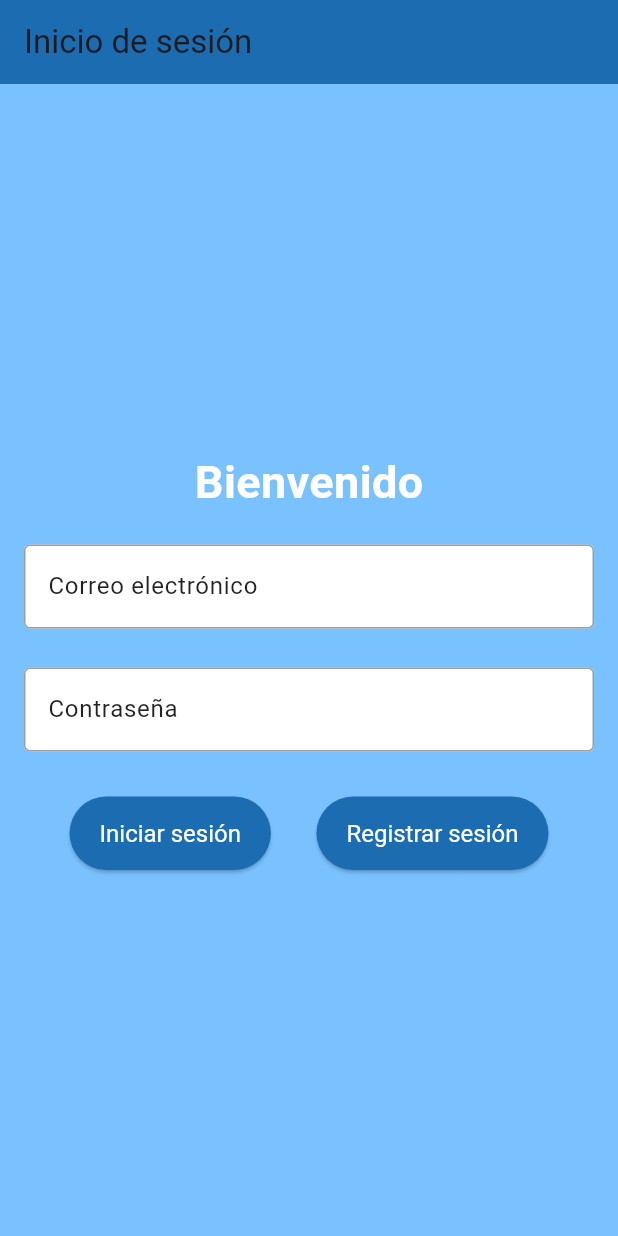
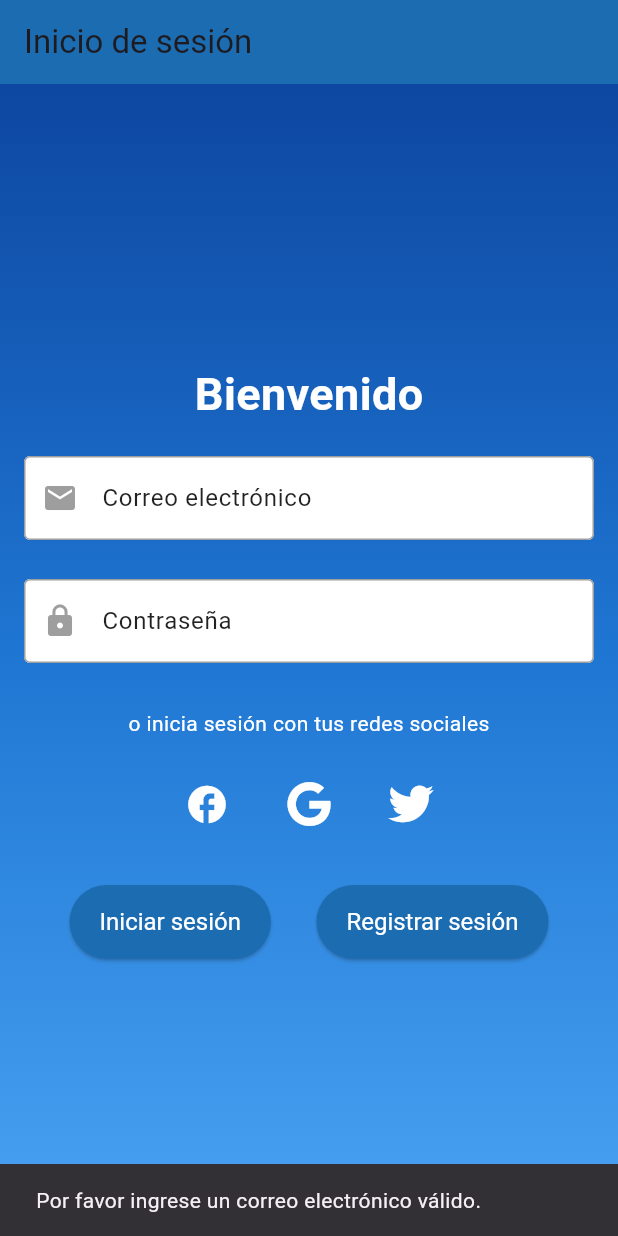
Before and after one commit to Jotaoesee/actividad3_app, a Flutter app: the screen it shows after launch, after a tap on "Iniciar sesión", on a phone screen of 412 x 824 dp. Run offline on Flutter 3.47's test engine with Material 3 defaults, Android fonts, the phone set to English and light mode, and no system bars; our stand-ins replace font_awesome_flutter.

Commit message:
Cambio visual del inicio y hago que si el login es exitodo haga una transicion de 2 segundos en la que sale un texto "Iniciando sesión...", lo unico que lo lleva el registro, eso no tiene logica, solo es para probarlo

```diff
--- a/lib/pantallas/inicio.dart
+++ b/lib/pantallas/inicio.dart
@@ -1,8 +1,62 @@
 import 'package:flutter/material.dart';
+import 'package:font_awesome_flutter/font_awesome_flutter.dart';
 import 'registro.dart';  // Importar la pantalla de registro
 
-class Inicio extends StatelessWidget {
+class Inicio extends StatefulWidget {
   const Inicio({super.key});
+
+  @override
+  _InicioState createState() => _InicioState();
+}
+
+class _InicioState extends State<Inicio> {
+  // Controladores para los campos de texto
+  final TextEditingController emailController = TextEditingController();
+  final TextEditingController passwordController = TextEditingController();
+
+  // Función de validación
+  void _validateAndLogin() {
+    final email = emailController.text;
+    final password = passwordController.text;
+
+    // Validación del correo electrónico
+    if (email.isEmpty || !RegExp(r'^[a-zA-Z0-9._%+-]+@[a-zA-Z0-9.-]+\.[a-zA-Z]{2,4}$').hasMatch(email)) {
+      _showError("Por favor ingrese un correo electrónico válido.");
+      return;
+    }
+
+    // Validación de la contraseña
+    if (password.isEmpty || password.length < 6) {
+      _showError("La contraseña debe tener al menos 6 caracteres.");
+      return;
+    }
+
+    // Si las validaciones pasan, puedes proceder con el inicio de sesión
+    _showSuccess("Iniciando sesión...");
+
+    // Simula un retraso en el inicio de sesión para mostrar el mensaje
+    Future.delayed(const Duration(seconds: 2), () {
+      // Aquí se puede navegar a una nueva pantalla si el inicio de sesión es exitoso
+      Navigator.pushReplacement(
+        context,
+        MaterialPageRoute(builder: (context) => Registro()),
+      );
+    });
+  }
+
+  // Mostrar mensaje de error
+  void _showError(String message) {
+    ScaffoldMessenger.of(context).showSnackBar(
+      SnackBar(content: Text(message)),
+    );
+  }
+
+  // Mostrar mensaje de éxito
+  void _showSuccess(String message) {
+    ScaffoldMessenger.of(context).showSnackBar(
+      SnackBar(content: Text(message), backgroundColor: Colors.green),
+    );
+  }
 
   @override
   Widget build(BuildContext context) {
@@ -12,7 +66,17 @@ class Inicio extends StatelessWidget {
         backgroundColor: const Color.fromARGB(255, 28, 108, 178),
       ),
       body: Container(
-        color: const Color.fromARGB(255, 122, 193, 255),
+        decoration: const BoxDecoration(
+          gradient: LinearGradient(
+            colors: [
+              Color(0xFF0D47A1),
+              Color(0xFF1F77D3),
+              Color(0xFF4AA3F3),
+            ],
+            begin: Alignment.topCenter,
+            end: Alignment.bottomCenter,
+          ),
+        ),
         child: Padding(
           padding: const EdgeInsets.all(16.0),
           child: Column(
@@ -27,12 +91,14 @@ class Inicio extends StatelessWidget {
                 ),
               ),
               const SizedBox(height: 20),
-              const TextField(
-                decoration: InputDecoration(
+              TextField(
+                controller: emailController,
+                decoration: const InputDecoration(
                   filled: true,
                   fillColor: Colors.white,
                   labelText: 'Correo electrónico',
                   labelStyle: TextStyle(color: Colors.black87),
+                  prefixIcon: Icon(Icons.email, color: Colors.grey),
                   border: OutlineInputBorder(),
                   enabledBorder: OutlineInputBorder(
                     borderSide: BorderSide(color: Colors.grey),
@@ -43,13 +109,15 @@ class Inicio extends StatelessWidget {
                 ),
               ),
               const SizedBox(height: 26),
-              const TextField(
+              TextField(
+                controller: passwordController,
                 obscureText: true,
-                decoration: InputDecoration(
+                decoration: const InputDecoration(
                   filled: true,
                   fillColor: Colors.white,
                   labelText: 'Contraseña',
                   labelStyle: TextStyle(color: Colors.black87),
+                  prefixIcon: Icon(Icons.lock, color: Colors.grey),
                   border: OutlineInputBorder(),
                   enabledBorder: OutlineInputBorder(
                     borderSide: BorderSide(color: Colors.grey),
@@ -60,6 +128,52 @@ class Inicio extends StatelessWidget {
                 ),
               ),
               const SizedBox(height: 30),
+
+              // Botones de redes sociales
+              const Text(
+                "o inicia sesión con tus redes sociales",
+                style: TextStyle(color: Colors.white),
+              ),
+              const SizedBox(height: 20),
+              Row(
+                mainAxisAlignment: MainAxisAlignment.center,
+                children: [
+                  IconButton(
+                    icon: const Icon(
+                      Icons.facebook,
+                      color: Colors.white,
+                      size: 30,
+                    ),
+                    onPressed: () {
+                      // Acción para Facebook
+                    },
+                  ),
+                  const SizedBox(width: 20),
+                  IconButton(
+                    icon: const Icon(
+                      FontAwesomeIcons.google,
+                      color: Colors.white,
+                      size: 30,
+                    ),
+                    onPressed: () {
+                      // Acción para Google
+                    },
+                  ),
+                  const SizedBox(width: 20),
+                  IconButton(
+                    icon: const FaIcon(
+                      FontAwesomeIcons.twitter,
+                      color: Colors.white,
+                      size: 30,
+                    ),
+                    onPressed: () {
+                      // Acción para Twitter
+                    },
+                  ),
+                ],
+              ),
+              const SizedBox(height: 30),
+
               Row(
                 mainAxisAlignment: MainAxisAlignment.spaceEvenly,
                 children: [
@@ -69,9 +183,7 @@ class Inicio extends StatelessWidget {
                       padding: const EdgeInsets.symmetric(horizontal: 20, vertical: 15),
                       textStyle: const TextStyle(fontSize: 16),
                     ),
-                    onPressed: () {
-                      print("Inicio de sesión presionado");
-                    },
+                    onPressed: _validateAndLogin,
                     child: const Text(
                       "Iniciar sesión",
                       style: TextStyle(color: Colors.white),
```
